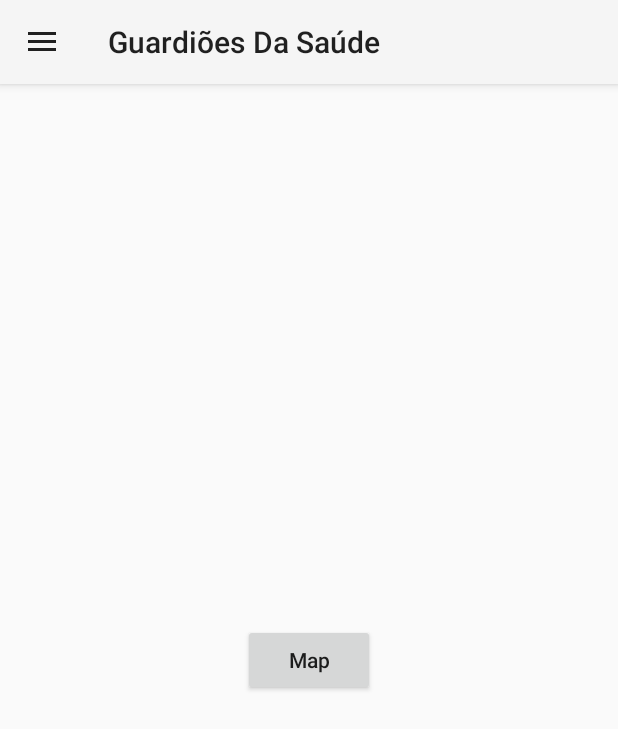
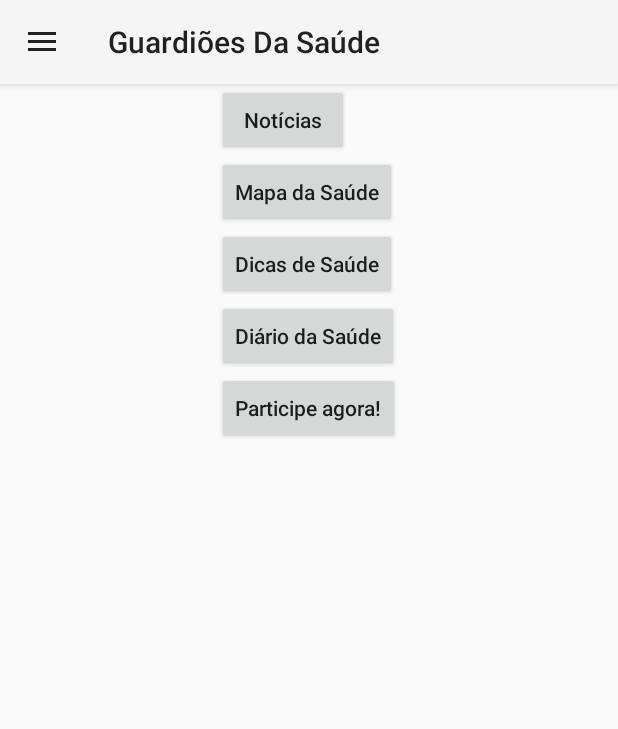
Before and after one commit to Epitrack/gds-ios, an Android app: the MainActivity screen opened directly, with no data from a screen before it, on a phone screen of 412 x 824 dp. Shown: the top 729 px of the screen. Run offline under Robolectric (Android 15) with nearby library versions, the phone set to English and light mode, and no system bars; our stand-ins replace ButterKnife.

Commit message:
Add menu screen

```diff
--- /dev/null
+++ b/Android/Guardioes/app/src/main/java/com/epitrack/guardioes/view/DiaryActivity.java
@@ -0,0 +1,5 @@
+package com.epitrack.guardioes.view;
+
+public class DiaryActivity extends BaseActivity {
+
+}
--- a/Android/Guardioes/app/src/main/java/com/epitrack/guardioes/view/MainActivity.java
+++ b/Android/Guardioes/app/src/main/java/com/epitrack/guardioes/view/MainActivity.java
@@ -1,8 +1,6 @@
 package com.epitrack.guardioes.view;
 
 import android.app.Fragment;
-import android.app.FragmentManager;
-import android.content.Intent;
 import android.os.Bundle;
 import android.support.v4.widget.DrawerLayout;
 import android.support.v7.app.ActionBarDrawerToggle;
@@ -18,18 +16,24 @@ import com.epitrack.guardioes.R;
 import java.util.HashMap;
 import java.util.Map;
 
+import butterknife.ButterKnife;
+import butterknife.InjectView;
+
 
 public class MainActivity extends AppCompatActivity implements AdapterView.OnItemClickListener {
 
-    private ListView listView;
+    private static final Class<? extends Fragment> MAIN_FRAGMENT = MenuFragment.class;
 
-    private LinearLayout layoutContent;
+    @InjectView(R.id.main_screen_list_view_menu)
+    ListView listView;
 
-    private DrawerLayout drawerLayout;
+    @InjectView(R.id.main_screen_linear_layout_content)
+    LinearLayout layoutContent;
+
+    @InjectView(R.id.main_screen_drawer_layout)
+    DrawerLayout drawerLayout;
 
     private ActionBarDrawerToggle drawerToggle;
-
-    private Fragment currentFragment;
 
     private final Map<String, Fragment> fragmentMap = new HashMap<>();
 
@@ -39,18 +43,9 @@ public class MainActivity extends AppCompatActivity implements AdapterView.OnIte
 
         setContentView(R.layout.main_activity);
 
-        findViews();
+        ButterKnife.inject(this);
 
         setupViews();
-    }
-
-    private void findViews() {
-
-        drawerLayout = (DrawerLayout) findViewById(R.id.main_screen_drawer_layout);
-
-        layoutContent = (LinearLayout) findViewById(R.id.main_screen_linear_layout_content);
-
-        listView = (ListView) findViewById(R.id.main_screen_list_view_menu);
     }
 
     private void setupViews() {
@@ -71,19 +66,19 @@ public class MainActivity extends AppCompatActivity implements AdapterView.OnIte
             public void onDrawerClosed(final View drawerView) {
                 super.onDrawerClosed(drawerView);
 
-                final String tag = currentFragment.getTag();
+                final String tag = getCurrentFragment().getTag();
 
-                if (tag.equals(Screen.PROFILE.getViewClass().getName())) {
-                    getSupportActionBar().setTitle(R.string.screen_profile);
+                if (tag.equals(Screen.PROFILE.getTag())) {
+                    getSupportActionBar().setTitle(R.string.profile);
 
-                } else if (tag.equals(Screen.SETTINGS.getViewClass().getName())) {
-                    getSupportActionBar().setTitle(R.string.screen_settings);
+                } else if (tag.equals(Screen.SETTINGS.getTag())) {
+                    getSupportActionBar().setTitle(R.string.settings);
 
-                } else if (tag.equals(Screen.ABOUT.getViewClass().getName())) {
-                    getSupportActionBar().setTitle(R.string.screen_about);
+                } else if (tag.equals(Screen.ABOUT.getTag())) {
+                    getSupportActionBar().setTitle(R.string.about);
 
-                } else if (tag.equals(Screen.HELP.getViewClass().getName())) {
-                    getSupportActionBar().setTitle(R.string.screen_help);
+                } else if (tag.equals(Screen.HELP.getTag())) {
+                    getSupportActionBar().setTitle(R.string.help);
                 }
             }
         };
@@ -93,14 +88,8 @@ public class MainActivity extends AppCompatActivity implements AdapterView.OnIte
         listView.setAdapter(new MenuAdapter(this, Screen.values()));
         listView.setOnItemClickListener(this);
 
-        final String fragmentName = Screen.PROFILE.getViewClass().getName();
-
-        currentFragment = Fragment.instantiate(this, fragmentName);
-//
-//        getFragmentManager().beginTransaction()
-//                .add(R.id.main_screen_relative_layout_fragment, currentFragment, fragmentName).commit();
-//
-//        fragmentMap.put(fragmentName, currentFragment);
+        addFragment(MAIN_FRAGMENT,
+                    MAIN_FRAGMENT.getSimpleName());
     }
 
     @Override
@@ -122,47 +111,57 @@ public class MainActivity extends AppCompatActivity implements AdapterView.OnIte
 
         if (screen.isFragment()) {
 
-            final FragmentManager fragmentManager = getFragmentManager();
+            if (!screen.getTag().equals(getCurrentFragment().getTag())) {
 
-            final String fragmentName = screen.getViewClass().getName();
-
-            final Fragment fragment = fragmentManager.findFragmentByTag(fragmentName);
-
-            if (fragment == null) {
-
-                currentFragment = fragmentMap.get(fragmentName);
-
-                if (currentFragment == null) {
-                    currentFragment = Fragment.instantiate(this, fragmentName);
-
-                    fragmentMap.put(fragmentName, currentFragment);
-                }
-
-                getFragmentManager().beginTransaction()
-                        .replace(R.id.main_screen_relative_layout_fragment, currentFragment, fragmentName).commit();
+                replaceFragment(screen.getViewClass(), screen.getTag());
             }
 
             drawerLayout.closeDrawer(layoutContent);
         }
     }
 
-    public void navigateToNewsActivity(final View view) {
-        startActivity(new Intent(this, MapActivity.class));
+    @Override
+    public void onBackPressed() {
+
+        if (getCurrentFragment().getTag().equals(MAIN_FRAGMENT.getSimpleName())) {
+
+            super.onBackPressed();
+
+        } else {
+
+            replaceFragment(MAIN_FRAGMENT,
+                            MAIN_FRAGMENT.getSimpleName());
+        }
     }
 
-    public void navigateToMapActivity(final View view) {
-        startActivity(new Intent(this, MapActivity.class));
+    private Fragment getCurrentFragment() {
+        return getFragmentManager().findFragmentById(R.id.main_screen_relative_layout_fragment_container);
     }
 
-    public void navigateToHintActivity(final View view) {
-        startActivity(new Intent(this, MapActivity.class));
+    private void addFragment(final Class<? extends Fragment> fragmentClass, final String tag) {
+
+        final Fragment fragment = Fragment.instantiate(this, fragmentClass.getName());
+
+        getFragmentManager().beginTransaction()
+                            .add(R.id.main_screen_relative_layout_fragment_container, fragment, tag)
+                            .commit();
+
+        fragmentMap.put(tag, fragment);
     }
 
-    public void navigateToDiaryActivity(final View view) {
-        startActivity(new Intent(this, MapActivity.class));
-    }
+    private void replaceFragment(final Class<?> fragmentClass, final String tag) {
 
-    public void navigateToSurveyActivity(final View view) {
-        startActivity(new Intent(this, MapActivity.class));
+        Fragment fragment = fragmentMap.get(tag);
+
+        if (fragment == null) {
+
+            fragment = Fragment.instantiate(this, fragmentClass.getName());
+
+            fragmentMap.put(tag, fragment);
+        }
+
+        getFragmentManager().beginTransaction()
+                            .replace(R.id.main_screen_relative_layout_fragment_container, fragment, tag)
+                            .commit();
     }
 }
--- /dev/null
+++ b/Android/Guardioes/app/src/main/java/com/epitrack/guardioes/view/MenuFragment.java
@@ -0,0 +1,58 @@
+package com.epitrack.guardioes.view;
+
+import android.os.Bundle;
+import android.support.annotation.Nullable;
+import android.view.LayoutInflater;
+import android.view.View;
+import android.view.ViewGroup;
+
+import com.epitrack.guardioes.R;
+
+import butterknife.ButterKnife;
+import butterknife.OnClick;
+
+public class MenuFragment extends BaseFragment {
+
+    @Nullable
+    @Override
+    public View onCreateView(final LayoutInflater inflater, final ViewGroup viewGroup, final Bundle bundle) {
+
+        final View view = inflater.inflate(R.layout.menu_fragment, viewGroup, false);
+
+        ButterKnife.inject(this, view);
+
+        return view;
+    }
+
+    @OnClick(R.id.menu_fragment_button_news)
+    public void onNews() {
+        navigateTo(NewsActivity.class);
+    }
+
+    @OnClick(R.id.menu_fragment_button_map)
+    public void onMap() {
+        navigateTo(MapActivity.class);
+    }
+
+    @OnClick(R.id.menu_fragment_button_tip)
+    public void onTip() {
+        navigateTo(TipActivity.class);
+    }
+
+    @OnClick(R.id.menu_fragment_button_diary)
+    public void onDiary() {
+        navigateTo(DiaryActivity.class);
+    }
+
+    @OnClick(R.id.menu_fragment_button_join)
+    public void onJoin() {
+        navigateTo(SelectParticipantActivity.class);
+    }
+
+    @Override
+    public void onDestroyView() {
+        super.onDestroyView();
+
+        ButterKnife.reset(this);
+    }
+}
--- a/Android/Guardioes/app/src/main/java/com/epitrack/guardioes/view/Screen.java
+++ b/Android/Guardioes/app/src/main/java/com/epitrack/guardioes/view/Screen.java
@@ -11,11 +11,11 @@ import com.epitrack.guardioes.view.menu.SettingsFragment;
 
 public enum Screen {
 
-    PROFILE     (1, R.string.screen_profile, R.drawable.ic_launcher, ProfileFragment.class),
-    SETTINGS    (2, R.string.screen_settings, R.drawable.ic_launcher, SettingsFragment.class),
-    ABOUT       (3, R.string.screen_about, R.drawable.ic_launcher, AboutFragment.class),
-    HELP        (4, R.string.screen_help, R.drawable.ic_launcher, HelpFragment.class),
-    EXIT        (5, R.string.screen_exit, R.drawable.ic_launcher, AboutFragment.class);
+    PROFILE     (1, R.string.profile, R.drawable.ic_launcher, ProfileFragment.class),
+    SETTINGS    (2, R.string.settings, R.drawable.ic_launcher, SettingsFragment.class),
+    ABOUT       (3, R.string.about, R.drawable.ic_launcher, AboutFragment.class),
+    HELP        (4, R.string.help, R.drawable.ic_launcher, HelpFragment.class),
+    EXIT        (5, R.string.exit, R.drawable.ic_launcher, AboutFragment.class);
 
     private final int id;
     private final int name;
@@ -44,6 +44,10 @@ public enum Screen {
 
     public final Class<?> getViewClass() {
         return viewClass;
+    }
+
+    public final String getTag() {
+        return viewClass.getSimpleName();
     }
 
     public final boolean isFragment() {
--- /dev/null
+++ b/Android/Guardioes/app/src/main/java/com/epitrack/guardioes/view/TipActivity.java
@@ -0,0 +1,5 @@
+package com.epitrack.guardioes.view;
+
+public class TipActivity extends BaseActivity {
+
+}
--- a/Android/Guardioes/app/src/main/res/layout/main_activity.xml
+++ b/Android/Guardioes/app/src/main/res/layout/main_activity.xml
@@ -10,26 +10,16 @@
         android:layout_height="match_parent">
 
         <RelativeLayout
-            android:id="@+id/main_screen_relative_layout_fragment"
+            android:id="@+id/main_screen_relative_layout_fragment_container"
             android:layout_width="match_parent"
-            android:layout_height="match_parent">
-
-            <Button
-                android:layout_width="wrap_content"
-                android:layout_height="wrap_content"
-                android:layout_centerInParent="true"
-                android:onClick="navigateToMapActivity"
-                android:text="Map"/>
-
-        </RelativeLayout>
+            android:layout_height="match_parent"/>
 
         <LinearLayout
             android:id="@+id/main_screen_linear_layout_content"
             android:layout_width="match_parent"
             android:layout_height="match_parent"
             android:layout_gravity="start"
-            android:background="@android:color/white"
-            android:orientation="vertical">
+            android:background="@android:color/white">
 
             <ListView
                 android:id="@+id/main_screen_list_view_menu"
--- /dev/null
+++ b/Android/Guardioes/app/src/main/res/layout/menu_fragment.xml
@@ -0,0 +1,41 @@
+<?xml version="1.0" encoding="utf-8"?>
+<RelativeLayout xmlns:android="http://schemas.android.com/apk/res/android"
+                android:gravity="center_horizontal"
+                android:layout_width="match_parent"
+                android:layout_height="match_parent">
+
+    <Button
+        android:id="@+id/menu_fragment_button_news"
+        android:layout_width="wrap_content"
+        android:layout_height="wrap_content"
+        android:text="@string/news"/>
+
+    <Button
+        android:id="@+id/menu_fragment_button_map"
+        android:layout_width="wrap_content"
+        android:layout_height="wrap_content"
+        android:layout_below="@id/menu_fragment_button_news"
+        android:text="@string/map"/>
+
+    <Button
+        android:id="@+id/menu_fragment_button_tip"
+        android:layout_width="wrap_content"
+        android:layout_height="wrap_content"
+        android:layout_below="@id/menu_fragment_button_map"
+        android:text="@string/tips"/>
+
+    <Button
+        android:id="@+id/menu_fragment_button_diary"
+        android:layout_width="wrap_content"
+        android:layout_height="wrap_content"
+        android:layout_below="@id/menu_fragment_button_tip"
+        android:text="@string/diary"/>
+
+    <Button
+        android:id="@+id/menu_fragment_button_join"
+        android:layout_width="wrap_content"
+        android:layout_height="wrap_content"
+        android:layout_below="@id/menu_fragment_button_diary"
+        android:text="@string/join"/>
+
+</RelativeLayout>
--- a/Android/Guardioes/app/src/main/res/menu/menu_main_screen.xml
+++ b/Android/Guardioes/app/src/main/res/menu/menu_main_screen.xml
@@ -2,8 +2,9 @@
       xmlns:app="http://schemas.android.com/apk/res-auto"
       xmlns:tools="http://schemas.android.com/tools"
       tools:context=".MainScreen">
-    <item android:id="@+id/action_settings"
-          android:title="@string/action_settings"
+
+      <item android:id="@+id/action_settings"
+          android:title="@string/app_name"
           android:orderInCategory="100"
           app:showAsAction="never"/>
 </menu>
--- a/Android/Guardioes/app/src/main/res/values/strings.xml
+++ b/Android/Guardioes/app/src/main/res/values/strings.xml
@@ -1,14 +1,18 @@
 <resources>
+
     <string name="app_name">Guardiões Da Saúde</string>
 
-    <string name="hello_world">Hello world!</string>
-    <string name="action_settings">Settings</string>
+    <string name="profile">Perfil</string>
+    <string name="settings">Configurações</string>
+    <string name="about">Sobre</string>
+    <string name="help">Ajuda</string>
+    <string name="exit">Sair</string>
 
-    <string name="screen_profile">Perfil</string>
-    <string name="screen_settings">Configurações</string>
-    <string name="screen_about">Sobre</string>
-    <string name="screen_help">Ajuda</string>
-    <string name="screen_exit">Sair</string>
+    <string name="news">Notícias</string>
+    <string name="map">Mapa da Saúde</string>
+    <string name="tips">Dicas de Saúde</string>
+    <string name="diary">Diário da Saúde</string>
+    <string name="join">Participe agora!</string>
 
     <string name="register">Cadastrar</string>
     <string name="enter">Entrar</string>
```
Also changed, not shown: Android/Guardioes/app/src/main/AndroidManifest.xml (+17 -13 lines), Android/Guardioes/app/src/main/java/com/epitrack/guardioes/utility/Constants.java (+6 -1 lines), Android/Guardioes/app/src/main/java/com/epitrack/guardioes/view/HintActivity.java (deleted, +0 -8 lines), Android/Guardioes/app/src/main/java/com/epitrack/guardioes/view/SelectParticipantActivity.java (added, +7 -0 lines).
